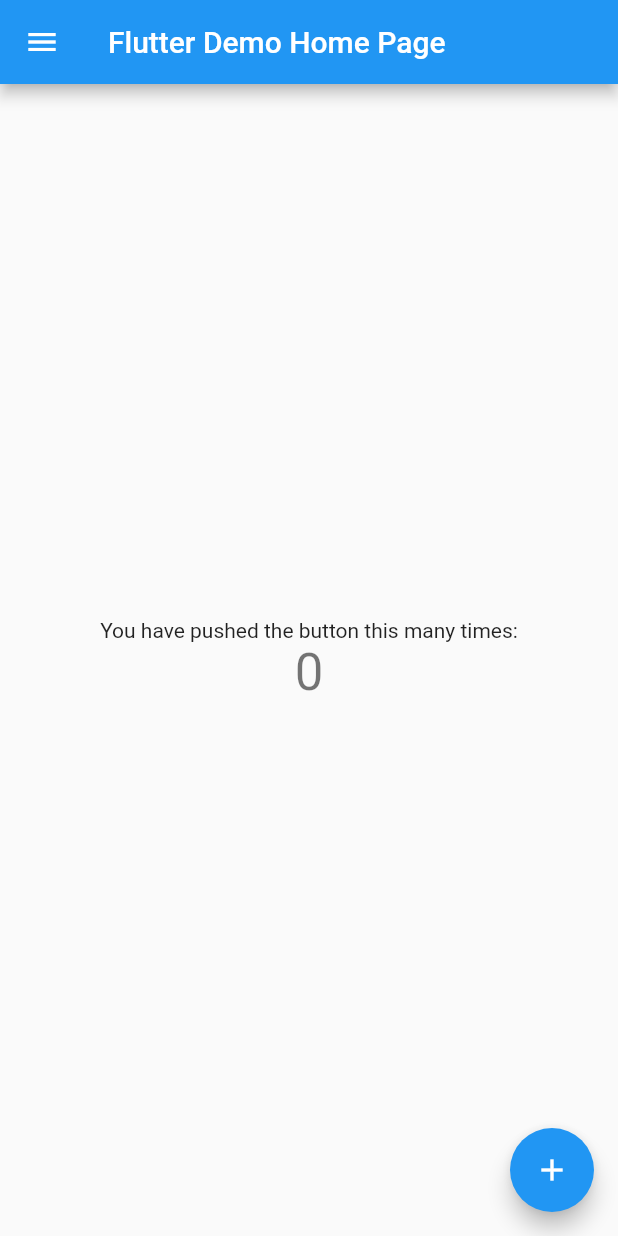
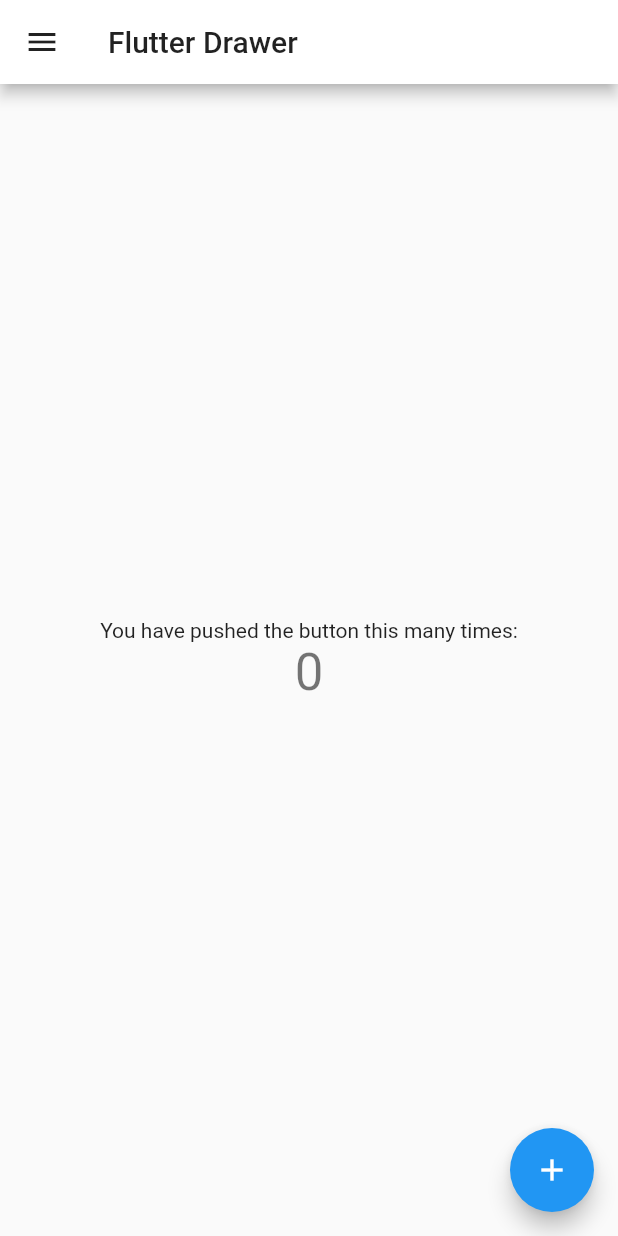
Before and after one commit to skripsimu/flutter_drawer, a Flutter app: the screen it shows after launch, on a phone screen of 412 x 824 dp. Run offline on Flutter 3.47's test engine with Material 2 defaults, Android fonts, the phone set to English and light mode, and no system bars.

Commit message:
re-color

```diff
--- a/flutter_drawer/lib/main.dart
+++ b/flutter_drawer/lib/main.dart
@@ -11,7 +11,7 @@ class MyApp extends StatelessWidget {
       theme: ThemeData(
         primarySwatch: Colors.blue,
       ),
-      home: MyHomePage(title: 'Flutter Demo Home Page'),
+      home: MyHomePage(title: 'Flutter Drawer'),
     );
   }
 }
@@ -97,7 +97,9 @@ class _MyHomePageState extends State<MyHomePage> {
         ),
       ),
       appBar: AppBar(
-        title: Text(widget.title),
+        backgroundColor: Colors.white,
+        title: Text(widget.title,style: TextStyle(color: Colors.black87),),
+        iconTheme: new IconThemeData(color: Colors.black87),
       ),
       body: Center(
         child: Column(
```
